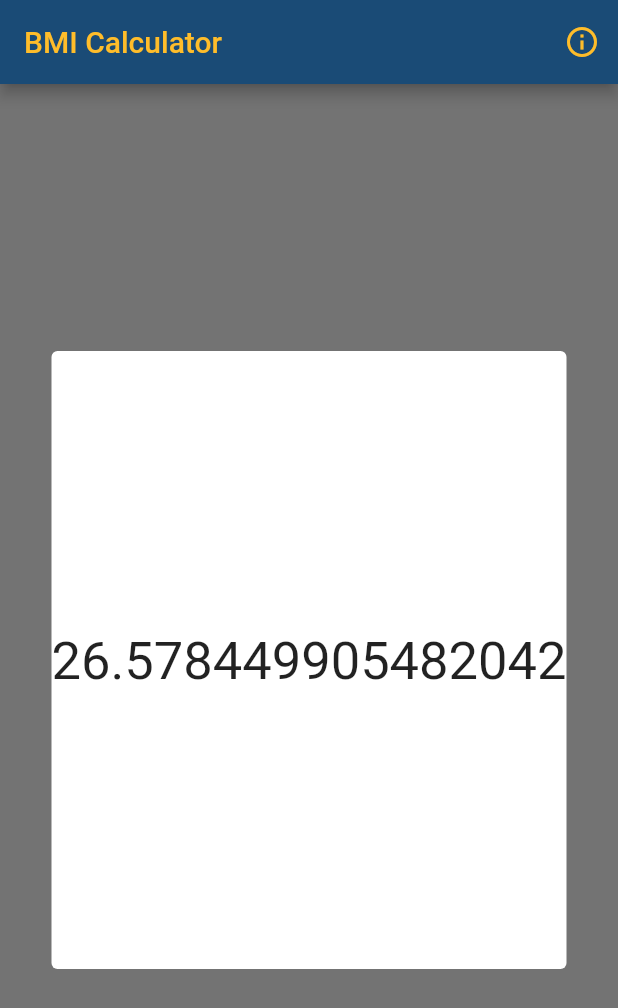
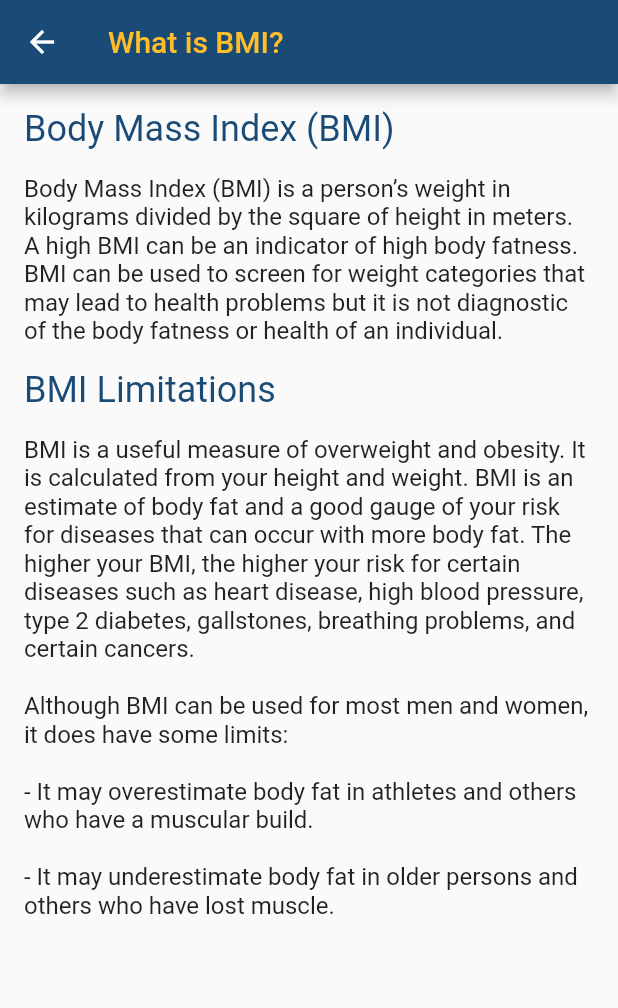
Before and after one commit to g33kidd/bmi_calculator, a Flutter app: the screen it shows after launch, after a tap on "CALCULATE MY BMI", after a tap on the "info outline" icon, on a phone screen of 412 x 824 dp. Shown: the top 1008 px of the screen. Run offline on Flutter 3.47's test engine with Material 2 defaults, Android fonts, the phone set to English and light mode, and no system bars.

Commit message:
Added information page and also added results dialog.

```diff
--- /dev/null
+++ b/lib/constants.dart
@@ -0,0 +1,10 @@
+import 'package:flutter/widgets.dart';
+
+const Color blue = Color(0xFF1A4B76);
+const Color yellow = Color(0xFFFFBD2A);
+
+const aboutText =
+    "Body Mass Index (BMI) is a person’s weight in kilograms divided by the square of height in meters. A high BMI can be an indicator of high body fatness. BMI can be used to screen for weight categories that may lead to health problems but it is not diagnostic of the body fatness or health of an individual.";
+
+const aboutLimitationsText =
+    "BMI is a useful measure of overweight and obesity. It is calculated from your height and weight. BMI is an estimate of body fat and a good gauge of your risk for diseases that can occur with more body fat. The higher your BMI, the higher your risk for certain diseases such as heart disease, high blood pressure, type 2 diabetes, gallstones, breathing problems, and certain cancers.\n\nAlthough BMI can be used for most men and women, it does have some limits:\n\n- It may overestimate body fat in athletes and others who have a muscular build.\n\n- It may underestimate body fat in older persons and others who have lost muscle.";
--- /dev/null
+++ b/lib/info.dart
@@ -0,0 +1,36 @@
+import 'package:flutter/material.dart';
+import 'constants.dart' as constants;
+
+class InfoScreen extends StatelessWidget {
+  @override
+  Widget build(BuildContext context) {
+    return Scaffold(
+      appBar: AppBar(
+        title: Text("What is BMI?"),
+      ),
+      body: Padding(
+        padding: EdgeInsets.all(16.0),
+        child: ListView(
+          children: <Widget>[
+            Text(
+              "Body Mass Index (BMI)",
+              style: TextStyle(fontSize: 24.0, color: constants.blue),
+            ),
+            SizedBox(height: 16.0),
+            Text(constants.aboutText, style: TextStyle(fontSize: 16.0)),
+            SizedBox(height: 16.0),
+            Text(
+              "BMI Limitations",
+              style: TextStyle(fontSize: 24.0, color: constants.blue),
+            ),
+            SizedBox(height: 16.0),
+            Text(
+              constants.aboutLimitationsText,
+              style: TextStyle(fontSize: 16.0),
+            ),
+          ],
+        ),
+      ),
+    );
+  }
+}
--- a/lib/main.dart
+++ b/lib/main.dart
@@ -1,11 +1,10 @@
 import 'dart:math';
 
+import 'package:bmi_calculator/info.dart';
 import 'package:flutter/material.dart';
+import 'constants.dart' as constants;
 
 void main() => runApp(App());
-
-const Color blue = Color(0xFF1A4B76);
-const Color yellow = Color(0xFFFFBD2A);
 
 class App extends StatelessWidget {
   @override
@@ -15,21 +14,21 @@ class App extends StatelessWidget {
       theme: ThemeData(
         primaryTextTheme: TextTheme(
           display1: TextStyle(
-            color: blue,
+            color: constants.blue,
           ),
           title: TextStyle(
-            color: yellow,
+            color: constants.yellow,
           ),
         ),
         appBarTheme: AppBarTheme(
-          textTheme: TextTheme(display1: TextStyle(color: yellow)),
-          color: blue,
+          textTheme: TextTheme(display1: TextStyle(color: constants.yellow)),
+          color: constants.blue,
           actionsIconTheme: IconThemeData(
-            color: yellow,
+            color: constants.yellow,
           ),
         ),
         textTheme: TextTheme(
-          display1: TextStyle(color: blue),
+          display1: TextStyle(color: constants.blue),
         ),
       ),
       home: HomeScreen(),
@@ -79,7 +78,10 @@ class _HomeScreenState extends State<HomeScreen> {
           IconButton(
             icon: Icon(Icons.info_outline),
             onPressed: () {
-              print("Information about BMI.");
+              Navigator.push(
+                context,
+                MaterialPageRoute(builder: (_) => InfoScreen()),
+              );
             },
           )
         ],
@@ -110,8 +112,48 @@ class _HomeScreenState extends State<HomeScreen> {
                         color: Colors.white,
                         borderRadius: BorderRadius.circular(4.0),
                       ),
-                      child: FittedBox(
-                        child: Text(bmi.toString()),
+                      child: Column(
+                        children: <Widget>[
+                          Container(
+                            width: double.infinity,
+                            height: 70.0,
+                            padding: EdgeInsets.symmetric(horizontal: 8.0),
+                            decoration: BoxDecoration(
+                              color: constants.blue,
+                            ),
+                            child: Center(
+                              child: Text(
+                                "BMI SCORE",
+                                style: TextStyle(
+                                  color: Colors.white,
+                                  fontSize: 26.0,
+                                ),
+                              ),
+                            ),
+                          ),
+                          Container(
+                            width: double.infinity,
+                            padding: EdgeInsets.all(42.0),
+                            child: FittedBox(
+                              child: Text(bmi.toStringAsFixed(1)),
+                            ),
+                          ),
+                          Center(
+                            child: Text(
+                              classification(),
+                              style: TextStyle(
+                                fontSize: 23.0,
+                              ),
+                            ),
+                          ),
+                          FlatButton(
+                            onPressed: () {
+                              setState(() {
+                                showBMI = false;
+                              });
+                            },
+                          ),
+                        ],
                       ),
                     ),
                   ),
@@ -130,8 +172,8 @@ class _HomeScreenState extends State<HomeScreen> {
                   children: <Widget>[
                     Text(
                       "We need your height and weight in order to determine your BMI score.",
-                      style:
-                          TextStyle(fontSize: 18.0, height: 1.2, color: blue),
+                      style: TextStyle(
+                          fontSize: 18.0, height: 1.2, color: constants.blue),
                     ),
                     SizedBox(height: 16.0),
                     Text(
@@ -139,11 +181,12 @@ class _HomeScreenState extends State<HomeScreen> {
                       style: TextStyle(
                         fontSize: 24.0,
                         fontWeight: FontWeight.bold,
-                        color: blue,
+                        color: constants.blue,
                       ),
                     ),
                     SizedBox(height: 8.0),
                     TextField(
+                      keyboardType: TextInputType.number,
                       onChanged: (data) {
                         setState(() {
                           weight = int.parse(data);
@@ -160,7 +203,7 @@ class _HomeScreenState extends State<HomeScreen> {
                       style: TextStyle(
                         fontSize: 24.0,
                         fontWeight: FontWeight.bold,
-                        color: blue,
+                        color: constants.blue,
                       ),
                     ),
                     SizedBox(height: 8.0),
@@ -169,6 +212,7 @@ class _HomeScreenState extends State<HomeScreen> {
                         Flexible(
                           flex: 1,
                           child: TextField(
+                            keyboardType: TextInputType.number,
                             onChanged: (data) {
                               setState(() {
                                 heightFeet = int.parse(data);
@@ -184,6 +228,7 @@ class _HomeScreenState extends State<HomeScreen> {
                         Flexible(
                           flex: 2,
                           child: TextField(
+                            keyboardType: TextInputType.number,
                             onChanged: (data) {
                               setState(() {
                                 heightInches = int.parse(data);
@@ -210,11 +255,11 @@ class _HomeScreenState extends State<HomeScreen> {
                               onPressed: () {
                                 calculate();
                               },
-                              color: yellow,
+                              color: constants.yellow,
                               textColor: Colors.white,
-                              splashColor: blue,
+                              splashColor: constants.blue,
                             )
-                          : Offstage(),
+                          : Container(),
                     )
                   ],
                 ),
```
